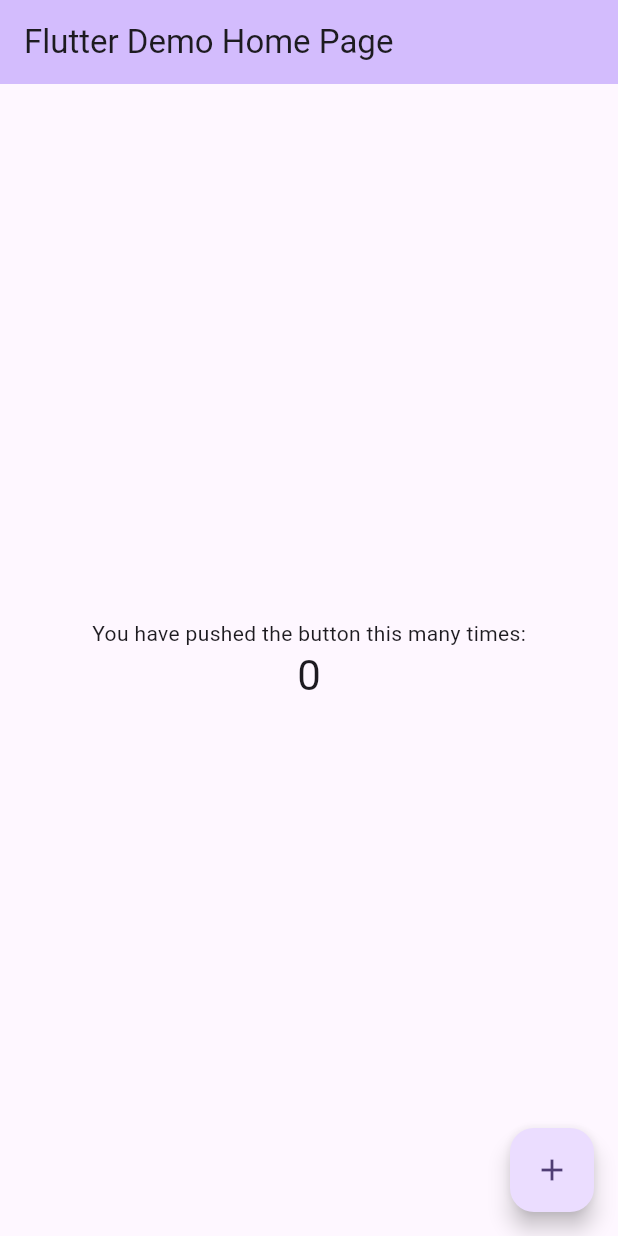
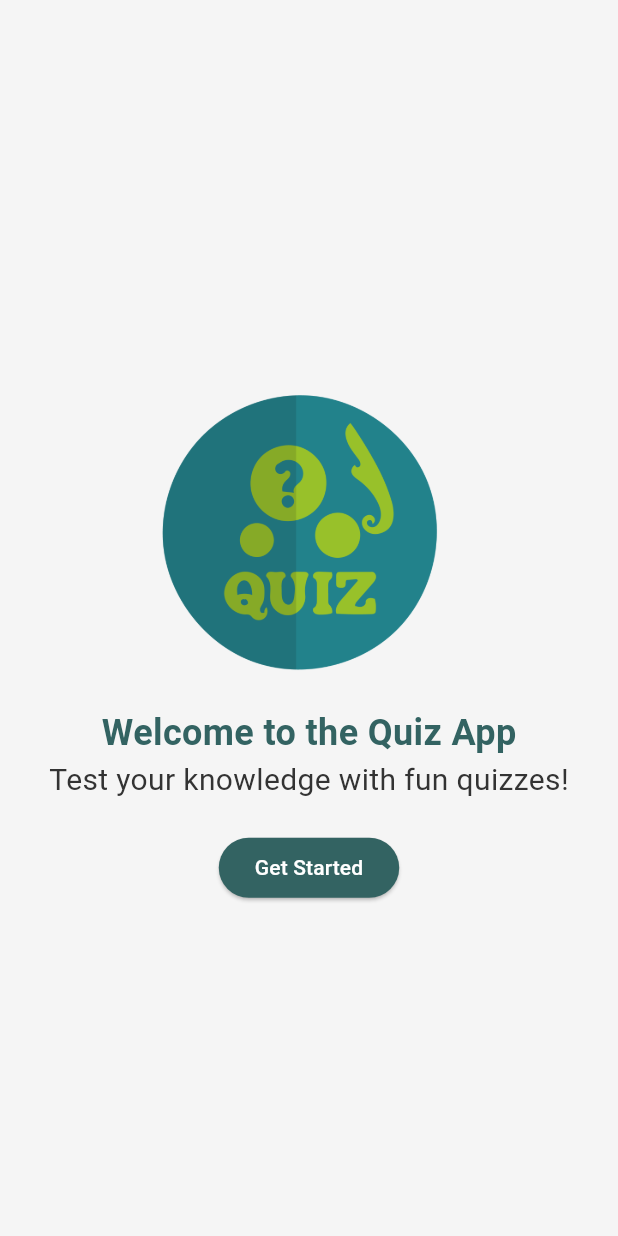
Before and after one commit to SpicyTech2823/Quiz_app_with_flutter, a Flutter app: the screen it shows after launch, on a phone screen of 412 x 824 dp. Run offline on Flutter 3.47's test engine with Material 3 defaults, Android fonts, the phone set to English and light mode, and no system bars.

Commit message:
Complete onboard

```diff
--- a/lib/main.dart
+++ b/lib/main.dart
@@ -1,4 +1,5 @@
 import 'package:flutter/material.dart';
+import 'package:quiz_app/screens/onboard.dart';
 
 void main() {
   runApp(const MyApp());
@@ -11,111 +12,8 @@ class MyApp extends StatelessWidget {
   @override
   Widget build(BuildContext context) {
     return MaterialApp(
-      title: 'Flutter Demo',
-      theme: ThemeData(
-        // This is the theme of your application.
-        //
-        // TRY THIS: Try running your application with "flutter run". You'll see
-        // the application has a purple toolbar. Then, without quitting the app,
-        // try changing the seedColor in the colorScheme below to Colors.green
-        // and then invoke "hot reload" (save your changes or press the "hot
-        // reload" button in a Flutter-supported IDE, or press "r" if you used
-        // the command line to start the app).
-        //
-        // Notice that the counter didn't reset back to zero; the application
-        // state is not lost during the reload. To reset the state, use hot
-        // restart instead.
-        //
-        // This works for code too, not just values: Most code changes can be
-        // tested with just a hot reload.
-        colorScheme: .fromSeed(seedColor: Colors.deepPurple),
-      ),
-      home: const MyHomePage(title: 'Flutter Demo Home Page'),
-    );
-  }
-}
-
-class MyHomePage extends StatefulWidget {
-  const MyHomePage({super.key, required this.title});
-
-  // This widget is the home page of your application. It is stateful, meaning
-  // that it has a State object (defined below) that contains fields that affect
-  // how it looks.
-
-  // This class is the configuration for the state. It holds the values (in this
-  // case the title) provided by the parent (in this case the App widget) and
-  // used by the build method of the State. Fields in a Widget subclass are
-  // always marked "final".
-
-  final String title;
-
-  @override
-  State<MyHomePage> createState() => _MyHomePageState();
-}
-
-class _MyHomePageState extends State<MyHomePage> {
-  int _counter = 0;
-
-  void _incrementCounter() {
-    setState(() {
-      // This call to setState tells the Flutter framework that something has
-      // changed in this State, which causes it to rerun the build method below
-      // so that the display can reflect the updated values. If we changed
-      // _counter without calling setState(), then the build method would not be
-      // called again, and so nothing would appear to happen.
-      _counter++;
-    });
-  }
-
-  @override
-  Widget build(BuildContext context) {
-    // This method is rerun every time setState is called, for instance as done
-    // by the _incrementCounter method above.
-    //
-    // The Flutter framework has been optimized to make rerunning build methods
-    // fast, so that you can just rebuild anything that needs updating rather
-    // than having to individually change instances of widgets.
-    return Scaffold(
-      appBar: AppBar(
-        // TRY THIS: Try changing the color here to a specific color (to
-        // Colors.amber, perhaps?) and trigger a hot reload to see the AppBar
-        // change color while the other colors stay the same.
-        backgroundColor: Theme.of(context).colorScheme.inversePrimary,
-        // Here we take the value from the MyHomePage object that was created by
-        // the App.build method, and use it to set our appbar title.
-        title: Text(widget.title),
-      ),
-      body: Center(
-        // Center is a layout widget. It takes a single child and positions it
-        // in the middle of the parent.
-        child: Column(
-          // Column is also a layout widget. It takes a list of children and
-          // arranges them vertically. By default, it sizes itself to fit its
-          // children horizontally, and tries to be as tall as its parent.
-          //
-          // Column has various properties to control how it sizes itself and
-          // how it positions its children. Here we use mainAxisAlignment to
-          // center the children vertically; the main axis here is the vertical
-          // axis because Columns are vertical (the cross axis would be
-          // horizontal).
-          //
-          // TRY THIS: Invoke "debug painting" (choose the "Toggle Debug Paint"
-          // action in the IDE, or press "p" in the console), to see the
-          // wireframe for each widget.
-          mainAxisAlignment: .center,
-          children: [
-            const Text('You have pushed the button this many times:'),
-            Text(
-              '$_counter',
-              style: Theme.of(context).textTheme.headlineMedium,
-            ),
-          ],
-        ),
-      ),
-      floatingActionButton: FloatingActionButton(
-        onPressed: _incrementCounter,
-        tooltip: 'Increment',
-        child: const Icon(Icons.add),
+      home: Scaffold(
+        body: Onboard(),
       ),
     );
   }
--- /dev/null
+++ b/lib/screens/home.dart
@@ -0,0 +1,16 @@
+import 'package:flutter/material.dart';
+class Home extends StatelessWidget {
+  const Home({super.key});
+
+  @override
+  Widget build(BuildContext context) {
+    return Scaffold(
+      appBar: AppBar(
+
+      ),
+      body: const Center(
+        child: Text('Welcome to the Home Screen!'),
+      ),
+    );
+  }
+}
--- /dev/null
+++ b/lib/screens/onboard.dart
@@ -0,0 +1,59 @@
+import 'package:flutter/material.dart';
+import 'package:quiz_app/utils/color.dart';
+import 'package:quiz_app/screens/home.dart';
+
+class Onboard extends StatefulWidget {
+  const Onboard({super.key});
+
+  @override
+  State<Onboard> createState() => _OnboardState();
+}
+
+class _OnboardState extends State<Onboard> {
+  @override
+  Widget build(BuildContext context) {
+    return Scaffold(
+      backgroundColor: MyColors.backgroundColor,
+      body: Center(
+        child: Column(
+          mainAxisAlignment: MainAxisAlignment.center,
+          children: [
+            Image.asset("assets/images/onboard.png", height: 250, width: 300, fit: BoxFit.cover),
+            Text(
+              'Welcome to the Quiz App',
+              style: TextStyle(
+                fontSize: 24,
+                fontWeight: FontWeight.bold,
+                color: MyColors.secondaryColor,
+              ),
+            ),
+            Text(
+              'Test your knowledge with fun quizzes!',
+              style: TextStyle(
+                fontSize: 20,
+                fontWeight: FontWeight.normal,
+                color: MyColors.textColor,
+              ),
+            ),
+
+
+            SizedBox(height: 20),
+            ElevatedButton(
+              onPressed: () {
+                // Navigate to the next screen
+                Navigator.push(
+                  context,
+                  MaterialPageRoute(builder: (context) => const Home()),
+                );
+              },
+              style: ElevatedButton.styleFrom(
+                backgroundColor: MyColors.secondaryColor,
+              ),
+              child: Text('Get Started', style: TextStyle(color: Colors.white)),
+            ),
+          ],
+        ),
+      ),
+    );
+  }
+}
--- /dev/null
+++ b/lib/utils/color.dart
@@ -0,0 +1,8 @@
+import 'package:flutter/material.dart';
+class MyColors {
+  static const Color primaryColor = Color(0xFF6C63FF);
+  static const Color secondaryColor = Color.fromARGB(255, 51, 99, 98);
+  static const Color backgroundColor = Color(0xFFF5F5F5);
+  static const Color textColor = Color(0xFF333333);
+
+}
--- a/pubspec.yaml
+++ b/pubspec.yaml
@@ -56,11 +56,12 @@ flutter:
   # included with your application, so that you can use the icons in
   # the material Icons class.
   uses-material-design: true
+  assets:
+    - assets/images/
 
   # To add assets to your application, add an assets section, like this:
   # assets:
-  #   - images/a_dot_burr.jpeg
-  #   - images/a_dot_ham.jpeg
+  #   - assets/images/
 
   # An image asset can refer to one or more resolution-specific "variants", see
   # https://flutter.dev/to/resolution-aware-images
```
Also changed, not shown: assets/images/onboard.png (added), lib/asset/images/onboard.png (added).
